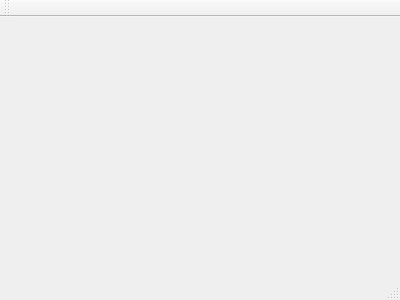
This is rbtreedemowindow.ui in VOID001/RBTreeDemo as Qt 5 draws it before an edit. The edited form follows.
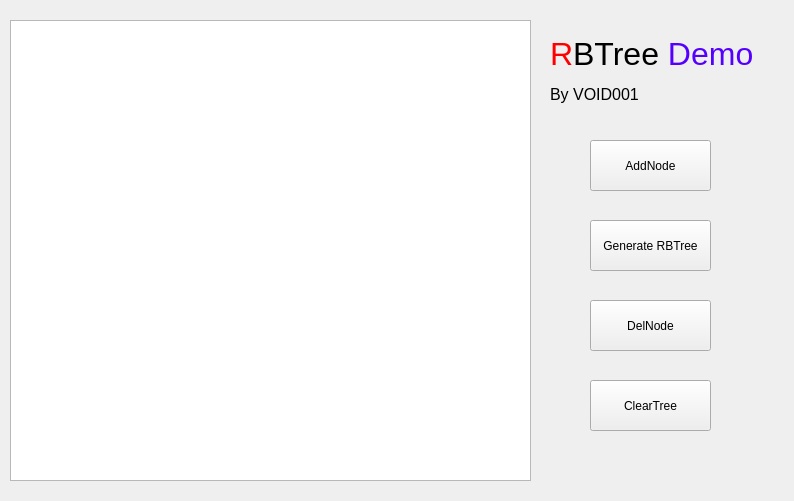
This is the edited form.

Patch:
```diff
--- a/rbtreedemowindow.ui
+++ b/rbtreedemowindow.ui
@@ -6,33 +6,90 @@
    <rect>
     <x>0</x>
     <y>0</y>
-    <width>400</width>
-    <height>300</height>
+    <width>794</width>
+    <height>501</height>
    </rect>
   </property>
   <property name="windowTitle">
    <string>RBTreeDemoWIndow</string>
   </property>
-  <widget class="QWidget" name="centralWidget"/>
-  <widget class="QMenuBar" name="menuBar">
-   <property name="geometry">
-    <rect>
-     <x>0</x>
-     <y>0</y>
-     <width>400</width>
-     <height>25</height>
-    </rect>
-   </property>
+  <widget class="QWidget" name="centralWidget">
+   <widget class="QGraphicsView" name="graphicsView">
+    <property name="geometry">
+     <rect>
+      <x>10</x>
+      <y>20</y>
+      <width>521</width>
+      <height>461</height>
+     </rect>
+    </property>
+   </widget>
+   <widget class="QLabel" name="label">
+    <property name="geometry">
+     <rect>
+      <x>550</x>
+      <y>20</y>
+      <width>221</width>
+      <height>101</height>
+     </rect>
+    </property>
+    <property name="text">
+     <string>&lt;html&gt;&lt;head/&gt;&lt;body&gt;&lt;p&gt;&lt;span style=&quot; font-size:24pt; color:#ff0000;&quot;&gt;R&lt;/span&gt;&lt;span style=&quot; font-size:24pt;&quot;&gt;BTree &lt;/span&gt;&lt;span style=&quot; font-size:24pt; color:#5500ff;&quot;&gt;Demo&lt;/span&gt;&lt;/p&gt;&lt;p&gt;&lt;span style=&quot; font-size:12pt;&quot;&gt;By VOID001&lt;/span&gt;&lt;/p&gt;&lt;/body&gt;&lt;/html&gt;</string>
+    </property>
+   </widget>
+   <widget class="QPushButton" name="pushButton">
+    <property name="geometry">
+     <rect>
+      <x>590</x>
+      <y>140</y>
+      <width>121</width>
+      <height>51</height>
+     </rect>
+    </property>
+    <property name="text">
+     <string>AddNode</string>
+    </property>
+   </widget>
+   <widget class="QPushButton" name="pushButton_2">
+    <property name="geometry">
+     <rect>
+      <x>590</x>
+      <y>220</y>
+      <width>121</width>
+      <height>51</height>
+     </rect>
+    </property>
+    <property name="text">
+     <string>Generate RBTree</string>
+    </property>
+   </widget>
+   <widget class="QPushButton" name="pushButton_3">
+    <property name="geometry">
+     <rect>
+      <x>590</x>
+      <y>300</y>
+      <width>121</width>
+      <height>51</height>
+     </rect>
+    </property>
+    <property name="text">
+     <string>DelNode</string>
+    </property>
+   </widget>
+   <widget class="QPushButton" name="pushButton_4">
+    <property name="geometry">
+     <rect>
+      <x>590</x>
+      <y>380</y>
+      <width>121</width>
+      <height>51</height>
+     </rect>
+    </property>
+    <property name="text">
+     <string>ClearTree</string>
+    </property>
+   </widget>
   </widget>
-  <widget class="QToolBar" name="mainToolBar">
-   <attribute name="toolBarArea">
-    <enum>TopToolBarArea</enum>
-   </attribute>
-   <attribute name="toolBarBreak">
-    <bool>false</bool>
-   </attribute>
-  </widget>
-  <widget class="QStatusBar" name="statusBar"/>
  </widget>
  <layoutdefault spacing="6" margin="11"/>
  <resources/>
```
